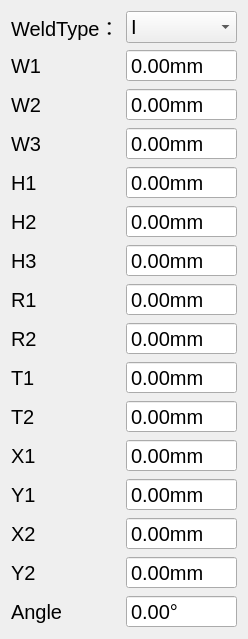
This is ui/wizard/weld/weld_properties_widget.ui in 15903016222/Voice as Qt 5 draws it before an edit. The edited form follows.
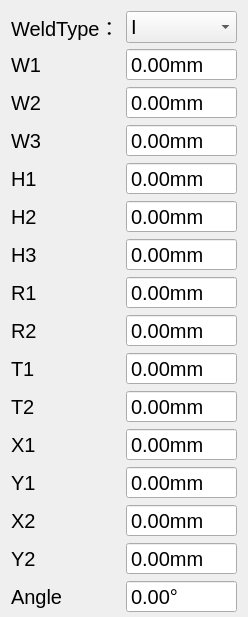
This is the edited form.

```diff
--- a/ui/wizard/weld/weld_properties_widget.ui
+++ b/ui/wizard/weld/weld_properties_widget.ui
@@ -7,7 +7,7 @@
     <x>0</x>
     <y>0</y>
     <width>248</width>
-    <height>635</height>
+    <height>617</height>
    </rect>
   </property>
   <property name="font">
@@ -23,7 +23,10 @@
     <enum>QLayout::SetDefaultConstraint</enum>
    </property>
    <property name="verticalSpacing">
-    <number>6</number>
+    <number>5</number>
+   </property>
+   <property name="bottomMargin">
+    <number>0</number>
    </property>
    <item row="0" column="0">
     <widget class="QLabel" name="weldTypeLabel">
@@ -84,6 +87,12 @@
    </item>
    <item row="1" column="0">
     <widget class="QLabel" name="W1Label">
+     <property name="minimumSize">
+      <size>
+       <width>0</width>
+       <height>30</height>
+      </size>
+     </property>
      <property name="text">
       <string>W1</string>
      </property>
@@ -91,6 +100,12 @@
    </item>
    <item row="2" column="0">
     <widget class="QLabel" name="W2Label">
+     <property name="minimumSize">
+      <size>
+       <width>0</width>
+       <height>30</height>
+      </size>
+     </property>
      <property name="text">
       <string>W2</string>
      </property>
@@ -98,6 +113,12 @@
    </item>
    <item row="3" column="0">
     <widget class="QLabel" name="W3Label">
+     <property name="minimumSize">
+      <size>
+       <width>0</width>
+       <height>30</height>
+      </size>
+     </property>
      <property name="text">
       <string>W3</string>
      </property>
@@ -105,6 +126,12 @@
    </item>
    <item row="4" column="0">
     <widget class="QLabel" name="H1Label">
+     <property name="minimumSize">
+      <size>
+       <width>0</width>
+       <height>30</height>
+      </size>
+     </property>
      <property name="text">
       <string>H1</string>
      </property>
@@ -112,6 +139,12 @@
    </item>
    <item row="5" column="0">
     <widget class="QLabel" name="H2Label">
+     <property name="minimumSize">
+      <size>
+       <width>0</width>
+       <height>30</height>
+      </size>
+     </property>
      <property name="text">
       <string>H2</string>
      </property>
@@ -119,6 +152,12 @@
    </item>
    <item row="6" column="0">
     <widget class="QLabel" name="H3Label">
+     <property name="minimumSize">
+      <size>
+       <width>0</width>
+       <height>30</height>
+      </size>
+     </property>
      <property name="text">
       <string>H3</string>
      </property>
@@ -126,6 +165,12 @@
    </item>
    <item row="7" column="0">
     <widget class="QLabel" name="R1Label">
+     <property name="minimumSize">
+      <size>
+       <width>0</width>
+       <height>30</height>
+      </size>
+     </property>
      <property name="text">
       <string>R1</string>
      </property>
@@ -133,6 +178,12 @@
    </item>
    <item row="8" column="0">
     <widget class="QLabel" name="R2Label">
+     <property name="minimumSize">
+      <size>
+       <width>0</width>
+       <height>30</height>
+      </size>
+     </property>
      <property name="text">
       <string>R2</string>
      </property>
@@ -141,7 +192,7 @@
    <item row="1" column="1">
     <widget class="QDoubleSpinBox" name="W1DoubleSpinBox">
      <property name="sizePolicy">
-      <sizepolicy hsizetype="Expanding" vsizetype="Fixed">
+      <sizepolicy hsizetype="Expanding" vsizetype="Preferred">
        <horstretch>0</horstretch>
        <verstretch>0</verstretch>
       </sizepolicy>
@@ -166,7 +217,7 @@
    <item row="2" column="1">
     <widget class="QDoubleSpinBox" name="W2DoubleSpinBox">
      <property name="sizePolicy">
-      <sizepolicy hsizetype="Expanding" vsizetype="Fixed">
+      <sizepolicy hsizetype="Expanding" vsizetype="Preferred">
        <horstretch>0</horstretch>
        <verstretch>0</verstretch>
       </sizepolicy>
@@ -185,7 +236,7 @@
    <item row="3" column="1">
     <widget class="QDoubleSpinBox" name="W3DoubleSpinBox">
      <property name="sizePolicy">
-      <sizepolicy hsizetype="Expanding" vsizetype="Fixed">
+      <sizepolicy hsizetype="Expanding" vsizetype="Preferred">
        <horstretch>0</horstretch>
        <verstretch>0</verstretch>
       </sizepolicy>
@@ -204,7 +255,7 @@
    <item row="4" column="1">
     <widget class="QDoubleSpinBox" name="H1DoubleSpinBox">
      <property name="sizePolicy">
-      <sizepolicy hsizetype="Expanding" vsizetype="Fixed">
+      <sizepolicy hsizetype="Expanding" vsizetype="Preferred">
        <horstretch>0</horstretch>
        <verstretch>0</verstretch>
       </sizepolicy>
@@ -223,7 +274,7 @@
    <item row="5" column="1">
     <widget class="QDoubleSpinBox" name="H2DoubleSpinBox">
      <property name="sizePolicy">
-      <sizepolicy hsizetype="Expanding" vsizetype="Fixed">
+      <sizepolicy hsizetype="Expanding" vsizetype="Preferred">
        <horstretch>0</horstretch>
        <verstretch>0</verstretch>
       </sizepolicy>
@@ -242,7 +293,7 @@
    <item row="6" column="1">
     <widget class="QDoubleSpinBox" name="H3DoubleSpinBox">
      <property name="sizePolicy">
-      <sizepolicy hsizetype="Expanding" vsizetype="Fixed">
+      <sizepolicy hsizetype="Expanding" vsizetype="Preferred">
        <horstretch>0</horstretch>
        <verstretch>0</verstretch>
       </sizepolicy>
@@ -261,7 +312,7 @@
    <item row="7" column="1">
     <widget class="QDoubleSpinBox" name="R1DoubleSpinBox">
      <property name="sizePolicy">
-      <sizepolicy hsizetype="Expanding" vsizetype="Fixed">
+      <sizepolicy hsizetype="Expanding" vsizetype="Preferred">
        <horstretch>0</horstretch>
        <verstretch>0</verstretch>
       </sizepolicy>
@@ -280,7 +331,7 @@
    <item row="8" column="1">
     <widget class="QDoubleSpinBox" name="R2DoubleSpinBox">
      <property name="sizePolicy">
-      <sizepolicy hsizetype="Expanding" vsizetype="Fixed">
+      <sizepolicy hsizetype="Expanding" vsizetype="Preferred">
        <horstretch>0</horstretch>
        <verstretch>0</verstretch>
       </sizepolicy>
@@ -313,6 +364,12 @@
    </item>
    <item row="9" column="0">
     <widget class="QLabel" name="T1Label">
+     <property name="minimumSize">
+      <size>
+       <width>0</width>
+       <height>30</height>
+      </size>
+     </property>
      <property name="text">
       <string>T1</string>
      </property>
@@ -320,6 +377,12 @@
    </item>
    <item row="10" column="0">
     <widget class="QLabel" name="T2Label">
+     <property name="minimumSize">
+      <size>
+       <width>0</width>
+       <height>30</height>
+      </size>
+     </property>
      <property name="text">
       <string>T2</string>
      </property>
@@ -327,6 +390,12 @@
    </item>
    <item row="11" column="0">
     <widget class="QLabel" name="X1Label">
+     <property name="minimumSize">
+      <size>
+       <width>0</width>
+       <height>30</height>
+      </size>
+     </property>
      <property name="text">
       <string>X1</string>
      </property>
@@ -334,6 +403,12 @@
    </item>
    <item row="12" column="0">
     <widget class="QLabel" name="Y1Label">
+     <property name="minimumSize">
+      <size>
+       <width>0</width>
+       <height>30</height>
+      </size>
+     </property>
      <property name="text">
       <string>Y1</string>
      </property>
@@ -341,6 +416,12 @@
    </item>
    <item row="13" column="0">
     <widget class="QLabel" name="X2Label">
+     <property name="minimumSize">
+      <size>
+       <width>0</width>
+       <height>30</height>
+      </size>
+     </property>
      <property name="text">
       <string>X2</string>
      </property>
@@ -348,6 +429,12 @@
    </item>
    <item row="14" column="0">
     <widget class="QLabel" name="Y2Label">
+     <property name="minimumSize">
+      <size>
+       <width>0</width>
+       <height>30</height>
+      </size>
+     </property>
      <property name="text">
       <string>Y2</string>
      </property>
@@ -355,6 +442,12 @@
    </item>
    <item row="15" column="0">
     <widget class="QLabel" name="angleLabel">
+     <property name="minimumSize">
+      <size>
+       <width>0</width>
+       <height>30</height>
+      </size>
+     </property>
      <property name="text">
       <string>Angle</string>
      </property>
@@ -363,7 +456,7 @@
    <item row="9" column="1">
     <widget class="QDoubleSpinBox" name="T1DoubleSpinBox">
      <property name="sizePolicy">
-      <sizepolicy hsizetype="Expanding" vsizetype="Fixed">
+      <sizepolicy hsizetype="Expanding" vsizetype="Preferred">
        <horstretch>0</horstretch>
        <verstretch>0</verstretch>
       </sizepolicy>
@@ -388,7 +481,7 @@
    <item row="10" column="1">
     <widget class="QDoubleSpinBox" name="T2DoubleSpinBox">
      <property name="sizePolicy">
-      <sizepolicy hsizetype="Expanding" vsizetype="Fixed">
+      <sizepolicy hsizetype="Expanding" vsizetype="Preferred">
        <horstretch>0</horstretch>
        <verstretch>0</verstretch>
       </sizepolicy>
@@ -407,7 +500,7 @@
    <item row="11" column="1">
     <widget class="QDoubleSpinBox" name="X1DoubleSpinBox">
      <property name="sizePolicy">
-      <sizepolicy hsizetype="Expanding" vsizetype="Fixed">
+      <sizepolicy hsizetype="Expanding" vsizetype="Preferred">
        <horstretch>0</horstretch>
        <verstretch>0</verstretch>
       </sizepolicy>
@@ -426,7 +519,7 @@
    <item row="12" column="1">
     <widget class="QDoubleSpinBox" name="Y1DoubleSpinBox">
      <property name="sizePolicy">
-      <sizepolicy hsizetype="Expanding" vsizetype="Fixed">
+      <sizepolicy hsizetype="Expanding" vsizetype="Preferred">
        <horstretch>0</horstretch>
        <verstretch>0</verstretch>
       </sizepolicy>
@@ -445,7 +538,7 @@
    <item row="13" column="1">
     <widget class="QDoubleSpinBox" name="X2DoubleSpinBox">
      <property name="sizePolicy">
-      <sizepolicy hsizetype="Expanding" vsizetype="Fixed">
+      <sizepolicy hsizetype="Expanding" vsizetype="Preferred">
        <horstretch>0</horstretch>
        <verstretch>0</verstretch>
       </sizepolicy>
@@ -464,7 +557,7 @@
    <item row="14" column="1">
     <widget class="QDoubleSpinBox" name="Y2DoubleSpinBox">
      <property name="sizePolicy">
-      <sizepolicy hsizetype="Expanding" vsizetype="Fixed">
+      <sizepolicy hsizetype="Expanding" vsizetype="Preferred">
        <horstretch>0</horstretch>
        <verstretch>0</verstretch>
       </sizepolicy>
@@ -483,7 +576,7 @@
    <item row="15" column="1">
     <widget class="QDoubleSpinBox" name="angleDoubleSpinBox">
      <property name="sizePolicy">
-      <sizepolicy hsizetype="Expanding" vsizetype="Fixed">
+      <sizepolicy hsizetype="Expanding" vsizetype="Preferred">
        <horstretch>0</horstretch>
        <verstretch>0</verstretch>
       </sizepolicy>
```
Left out of the diff: 8 changed lines with no effect on the pictures.
